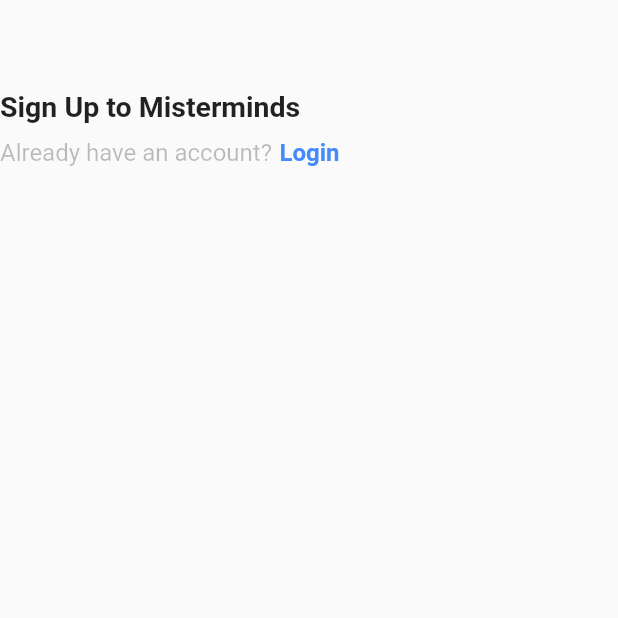
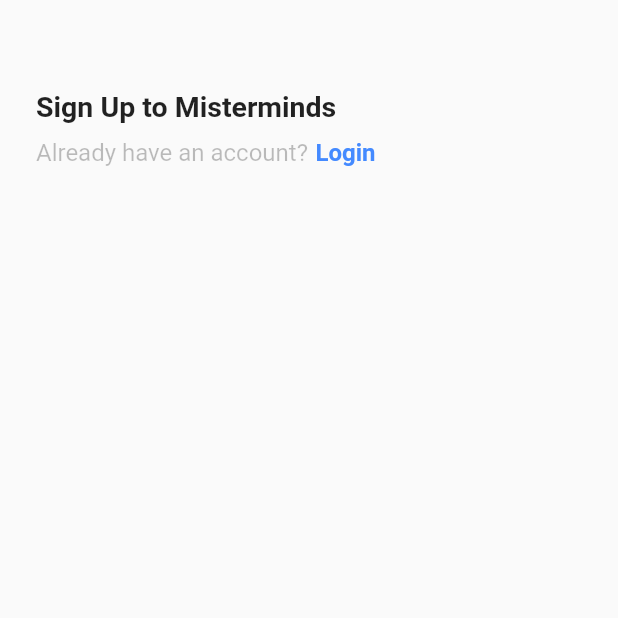
Before and after one commit to itamarpambo751/Tela-de-login-com-Flutter-Dart, a Flutter app: the screen it shows after launch, on a phone screen of 412 x 824 dp, the top half of it. Run offline on Flutter 3.47's test engine with Material 2 defaults, Android fonts, the phone set to English and light mode, and no system bars; missing offline and left inert: dart:html.

Commit message:
Voltando ao padding para incluir a página toda (dimensionar os espaçamentos em todos os lados)

```diff
--- a/lib/login.dart
+++ b/lib/login.dart
@@ -14,10 +14,11 @@
   Widget build(BuildContext context) {
     return const Scaffold(
       body: SafeArea(
+        child: Padding(
+          padding: EdgeInsets.only(top: 60, left: 24, right: 24),
           child: Column(
             crossAxisAlignment: CrossAxisAlignment.start,
             children: [
-            SizedBox(height: 60,),
               Text(
                 "Sign Up to Misterminds",
                 style: TextStyle(
@@ -52,6 +53,7 @@
               ),
             ],
           ),
+        ),
       )
     );
   }
```
Lines whose indentation alone changed are shown as unchanged.
